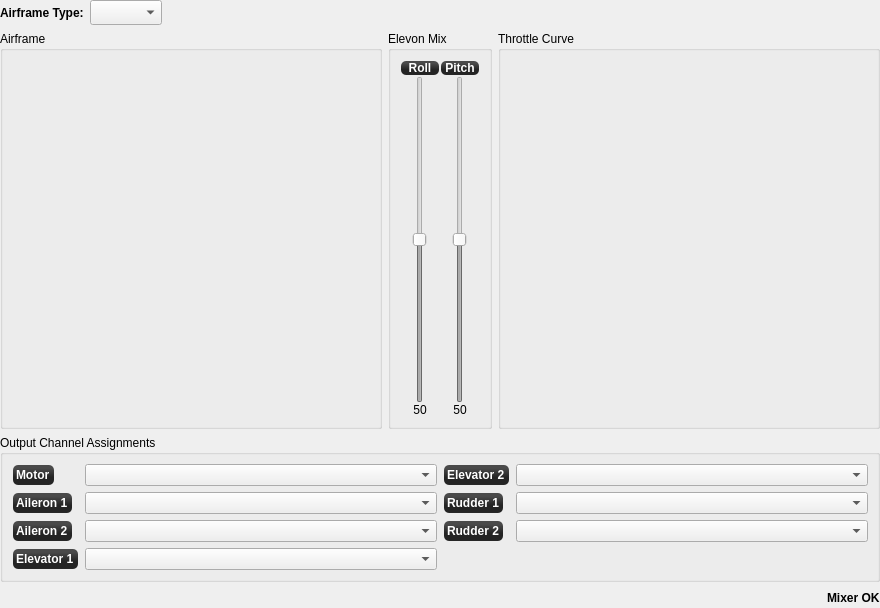
This is ground/openpilotgcs/src/plugins/config/airframe_fixedwing.ui in openpilot/OpenPilot as Qt 5 draws it before an edit. The edited form follows.
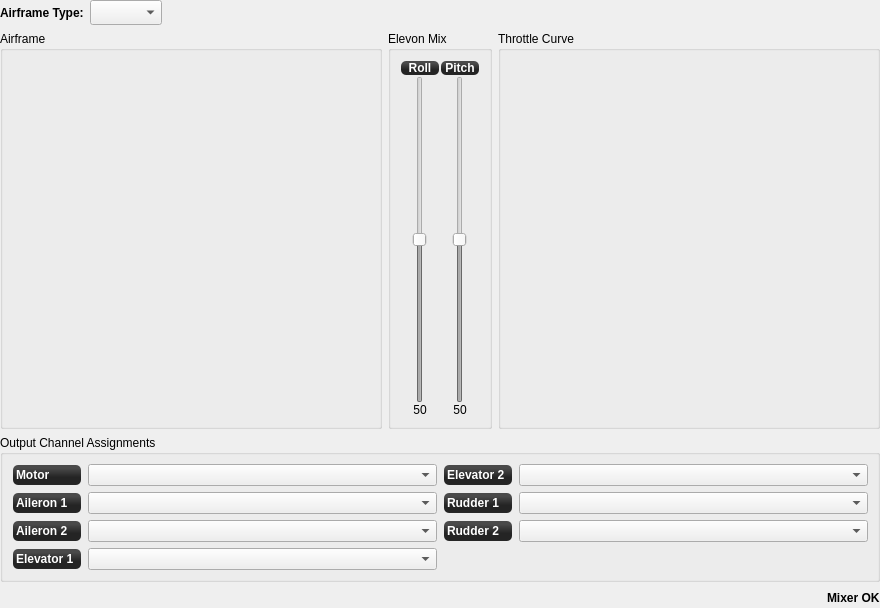
This is the edited form. Custom widgets are drawn as their Qt base class.

Commit message: Cleanup the fixed-wing part of the config plugin, I am not sure what happened to this file and I'm not sure I want to know.

Diff of the .ui file:
```diff
--- a/ground/openpilotgcs/src/plugins/config/airframe_fixedwing.ui
+++ b/ground/openpilotgcs/src/plugins/config/airframe_fixedwing.ui
@@ -469,6 +469,12 @@
         </property>
         <item row="0" column="0">
          <widget class="QLabel" name="fwElevator2Label">
+          <property name="minimumSize">
+           <size>
+            <width>70</width>
+            <height>0</height>
+           </size>
+          </property>
           <property name="styleSheet">
            <string notr="true">background-color: qlineargradient(spread:reflect, x1:0.507, y1:0, x2:0.507, y2:0.772, stop:0.208955 rgba(74, 74, 74, 255), stop:0.78607 rgba(36, 36, 36, 255));
 color: rgb(255, 255, 255);
@@ -499,6 +505,12 @@
         </item>
         <item row="1" column="0">
          <widget class="QLabel" name="fwRudder1Label">
+          <property name="minimumSize">
+           <size>
+            <width>70</width>
+            <height>0</height>
+           </size>
+          </property>
           <property name="styleSheet">
            <string notr="true">background-color: qlineargradient(spread:reflect, x1:0.507, y1:0, x2:0.507, y2:0.772, stop:0.208955 rgba(74, 74, 74, 255), stop:0.78607 rgba(36, 36, 36, 255));
 color: rgb(255, 255, 255);
@@ -523,6 +535,12 @@
         </item>
         <item row="2" column="0">
          <widget class="QLabel" name="fwRudder2Label">
+          <property name="minimumSize">
+           <size>
+            <width>70</width>
+            <height>0</height>
+           </size>
+          </property>
           <property name="styleSheet">
            <string notr="true">background-color: qlineargradient(spread:reflect, x1:0.507, y1:0, x2:0.507, y2:0.772, stop:0.208955 rgba(74, 74, 74, 255), stop:0.78607 rgba(36, 36, 36, 255));
 color: rgb(255, 255, 255);
@@ -560,6 +578,12 @@
         </property>
         <item row="0" column="0">
          <widget class="QLabel" name="fwEngineLabel">
+          <property name="minimumSize">
+           <size>
+            <width>70</width>
+            <height>0</height>
+           </size>
+          </property>
           <property name="styleSheet">
            <string notr="true">background-color: qlineargradient(spread:reflect, x1:0.507, y1:0, x2:0.507, y2:0.772, stop:0.208955 rgba(74, 74, 74, 255), stop:0.78607 rgba(36, 36, 36, 255));
 color: rgb(255, 255, 255);
@@ -581,6 +605,12 @@
         </item>
         <item row="1" column="0">
          <widget class="QLabel" name="fwAileron1Label">
+          <property name="minimumSize">
+           <size>
+            <width>70</width>
+            <height>0</height>
+           </size>
+          </property>
           <property name="styleSheet">
            <string notr="true">background-color: qlineargradient(spread:reflect, x1:0.507, y1:0, x2:0.507, y2:0.772, stop:0.208955 rgba(74, 74, 74, 255), stop:0.78607 rgba(36, 36, 36, 255));
 color: rgb(255, 255, 255);
@@ -602,6 +632,12 @@
         </item>
         <item row="2" column="0">
          <widget class="QLabel" name="fwAileron2Label">
+          <property name="minimumSize">
+           <size>
+            <width>70</width>
+            <height>0</height>
+           </size>
+          </property>
           <property name="styleSheet">
            <string notr="true">background-color: qlineargradient(spread:reflect, x1:0.507, y1:0, x2:0.507, y2:0.772, stop:0.208955 rgba(74, 74, 74, 255), stop:0.78607 rgba(36, 36, 36, 255));
 color: rgb(255, 255, 255);
@@ -623,6 +659,12 @@
         </item>
         <item row="3" column="0">
          <widget class="QLabel" name="fwElevator1Label">
+          <property name="minimumSize">
+           <size>
+            <width>70</width>
+            <height>0</height>
+           </size>
+          </property>
           <property name="styleSheet">
            <string notr="true">background-color: qlineargradient(spread:reflect, x1:0.507, y1:0, x2:0.507, y2:0.772, stop:0.208955 rgba(74, 74, 74, 255), stop:0.78607 rgba(36, 36, 36, 255));
 color: rgb(255, 255, 255);
```
The commit also changes 2 other files.
